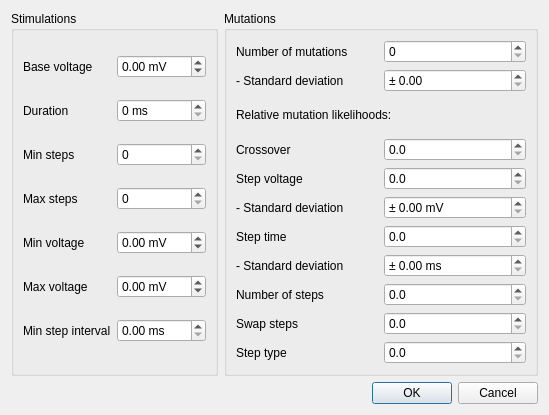
Old version of the form src/gui/stimulationdatadialog.ui in the repository CompEphys-team/rtdo.
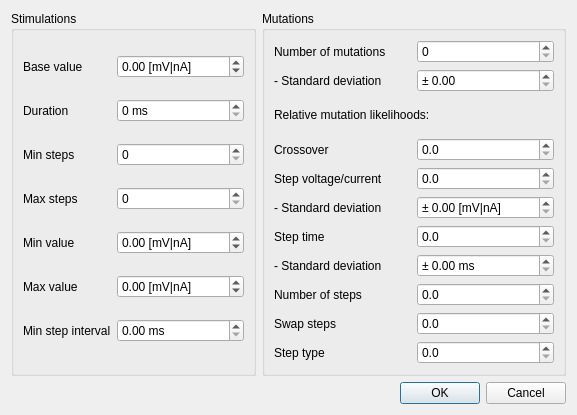
New version of the form.

Commit message: More voltage to voltage|current GUI replacements

Diff of the .ui file:
```diff
--- a/src/gui/stimulationdatadialog.ui
+++ b/src/gui/stimulationdatadialog.ui
@@ -6,7 +6,7 @@
    <rect>
     <x>0</x>
     <y>0</y>
-    <width>549</width>
+    <width>577</width>
     <height>415</height>
    </rect>
   </property>
@@ -23,20 +23,20 @@
       <item row="0" column="0">
        <widget class="QLabel" name="label">
         <property name="text">
-         <string>Base voltage</string>
+         <string>Base value</string>
         </property>
        </widget>
       </item>
       <item row="0" column="1">
        <widget class="QDoubleSpinBox" name="baseV">
         <property name="suffix">
-         <string> mV</string>
+         <string> [mV|nA]</string>
         </property>
         <property name="minimum">
-         <double>-200.000000000000000</double>
+         <double>-99999.000000000000000</double>
         </property>
         <property name="maximum">
-         <double>200.000000000000000</double>
+         <double>99999.000000000000000</double>
         </property>
        </widget>
       </item>
@@ -80,40 +80,40 @@
       <item row="4" column="0">
        <widget class="QLabel" name="label_5">
         <property name="text">
-         <string>Min voltage</string>
+         <string>Min value</string>
         </property>
        </widget>
       </item>
       <item row="4" column="1">
        <widget class="QDoubleSpinBox" name="minV">
         <property name="suffix">
-         <string> mV</string>
+         <string> [mV|nA]</string>
         </property>
         <property name="minimum">
-         <double>-200.000000000000000</double>
+         <double>-99999.000000000000000</double>
         </property>
         <property name="maximum">
-         <double>200.000000000000000</double>
+         <double>99999.000000000000000</double>
         </property>
        </widget>
       </item>
       <item row="5" column="0">
        <widget class="QLabel" name="label_6">
         <property name="text">
-         <string>Max voltage</string>
+         <string>Max value</string>
         </property>
        </widget>
       </item>
       <item row="5" column="1">
        <widget class="QDoubleSpinBox" name="maxV">
         <property name="suffix">
-         <string> mV</string>
+         <string> [mV|nA]</string>
         </property>
         <property name="minimum">
-         <double>-200.000000000000000</double>
+         <double>-99999.000000000000000</double>
         </property>
         <property name="maximum">
-         <double>200.000000000000000</double>
+         <double>99999.000000000000000</double>
         </property>
        </widget>
       </item>
@@ -194,7 +194,7 @@
       <item row="4" column="0">
        <widget class="QLabel" name="label_9">
         <property name="text">
-         <string>Step voltage</string>
+         <string>Step voltage/current</string>
         </property>
        </widget>
       </item>
@@ -221,7 +221,10 @@
          <string>± </string>
         </property>
         <property name="suffix">
-         <string> mV</string>
+         <string> [mV|nA]</string>
+        </property>
+        <property name="maximum">
+         <double>9999.989999999999782</double>
         </property>
        </widget>
       </item>
```
The commit also changes 3 other files.
